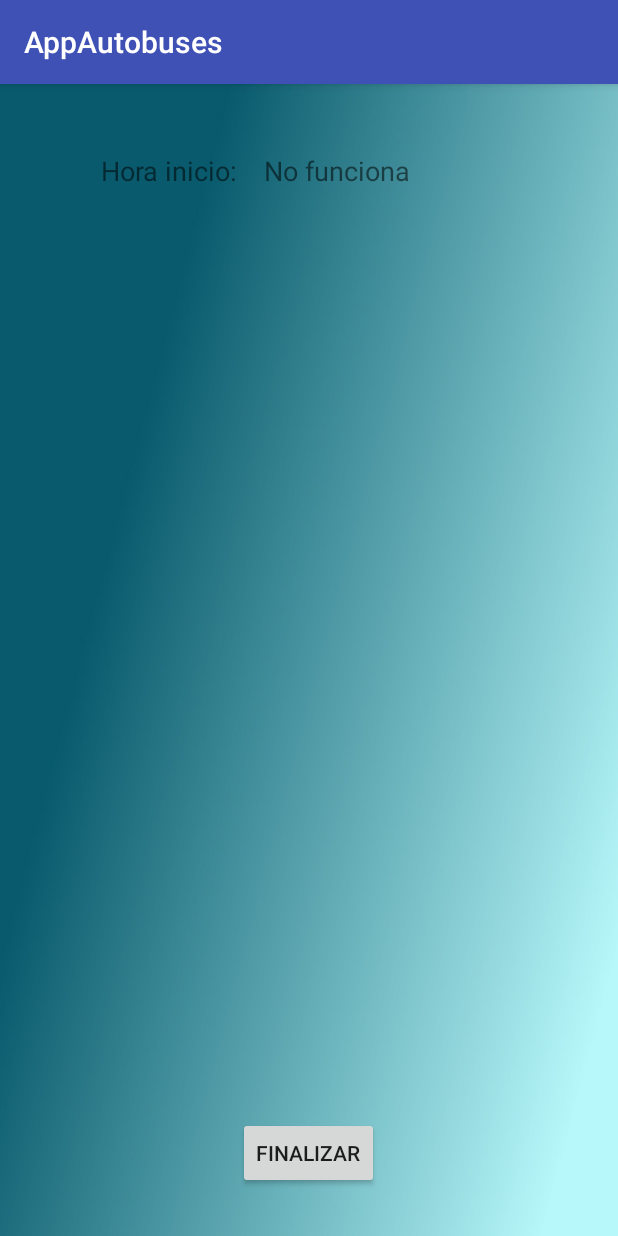
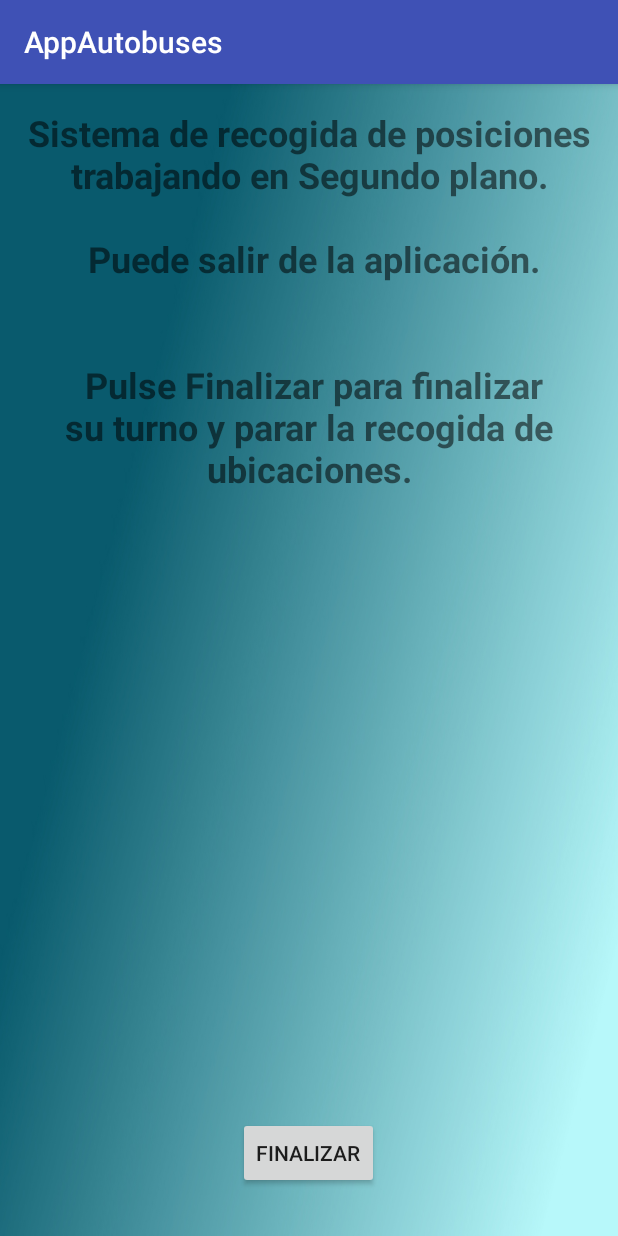
Before and after one commit to SergiGonzalezDAM/AppAutobuses, an Android app: the SPosiciones screen opened directly, with no data from a screen before it, on a phone screen of 412 x 824 dp. Run offline under Robolectric (Android 15) with nearby library versions, the phone set to English and light mode, and no system bars.

Commit message:
Fin proyecto

```diff
--- a/app/src/main/java/com/sergigonzalez/appautobuses/BDAutobuses.java
+++ b/app/src/main/java/com/sergigonzalez/appautobuses/BDAutobuses.java
@@ -5,13 +5,15 @@ import android.database.sqlite.SQLiteDatabase;
 import android.database.sqlite.SQLiteOpenHelper;
 
 /**
- * Created by ALUMNEDAM on 11/01/2017.
+ * Projecte APPAutobuses
+ * @author Abel Serrano, Sergi Gonazalez, Roger G.
+ * Created by ALUMNEDAM on 20/12/2016.
  */
 
 class BDAutobuses extends SQLiteOpenHelper {
 
     private String[] sentenciasTablas = {"CREATE TABLE usuarios (matricula VARCHAR2(7),password VARCHAR2(40))", "CREATE TABLE posiciones (matricula VARCHAR2(7)," +
-            "posX NUMBER, posY NUMBER, fecha String)"};
+            "posX NUMBER, posY NUMBER, fecha String, enBBDDexterna boolean)"};
     private String[] sentenciasInsert = {"INSERT INTO usuarios VALUES('4617DNO', 'supervaca')", "INSERT INTO usuarios VALUES('8357YNP', 'superconejo')"};
 
     BDAutobuses(Context context, String name, SQLiteDatabase.CursorFactory factory, int version) {
--- a/app/src/main/res/layout/activity_sposiciones.xml
+++ b/app/src/main/res/layout/activity_sposiciones.xml
@@ -21,26 +21,14 @@
         android:id="@+id/btnFin" />
 
     <TextView
-        android:text="No funciona"
+        android:text="Sistema de recogida de posiciones  trabajando en Segundo plano.\n\n Puede salir de la aplicación.\n \n\n Pulse Finalizar para finalizar su turno y parar la recogida de ubicaciones."
         android:layout_width="wrap_content"
         android:layout_height="wrap_content"
-        android:layout_marginTop="29dp"
-        android:id="@+id/textViewDisplay"
-        android:textSize="18sp"
-        android:layout_marginLeft="17dp"
-        android:layout_marginStart="17dp"
         android:layout_alignParentTop="true"
-        android:layout_toRightOf="@+id/textViewHora"
-        android:layout_toEndOf="@+id/textViewHora" />
+        android:layout_centerHorizontal="true"
+        android:id="@+id/textView"
+        android:textAlignment="center"
+        android:textStyle="normal|bold"
+        android:textSize="24sp" />
 
-    <TextView
-        android:text="Hora inicio:"
-        android:layout_width="wrap_content"
-        android:layout_height="wrap_content"
-        android:id="@+id/textViewHora"
-        android:textSize="18sp"
-        android:layout_alignBaseline="@+id/textViewDisplay"
-        android:layout_alignBottom="@+id/textViewDisplay"
-        android:layout_toLeftOf="@+id/btnFin"
-        android:layout_toStartOf="@+id/btnFin" />
 </RelativeLayout>
```
Also changed, not shown: app/src/main/java/com/sergigonzalez/appautobuses/MainActivity.java (+13 -1 lines), app/src/main/java/com/sergigonzalez/appautobuses/SPosiciones.java (+9 -2 lines), app/src/main/java/com/sergigonzalez/appautobuses/Servicio.java (+131 -69 lines).
